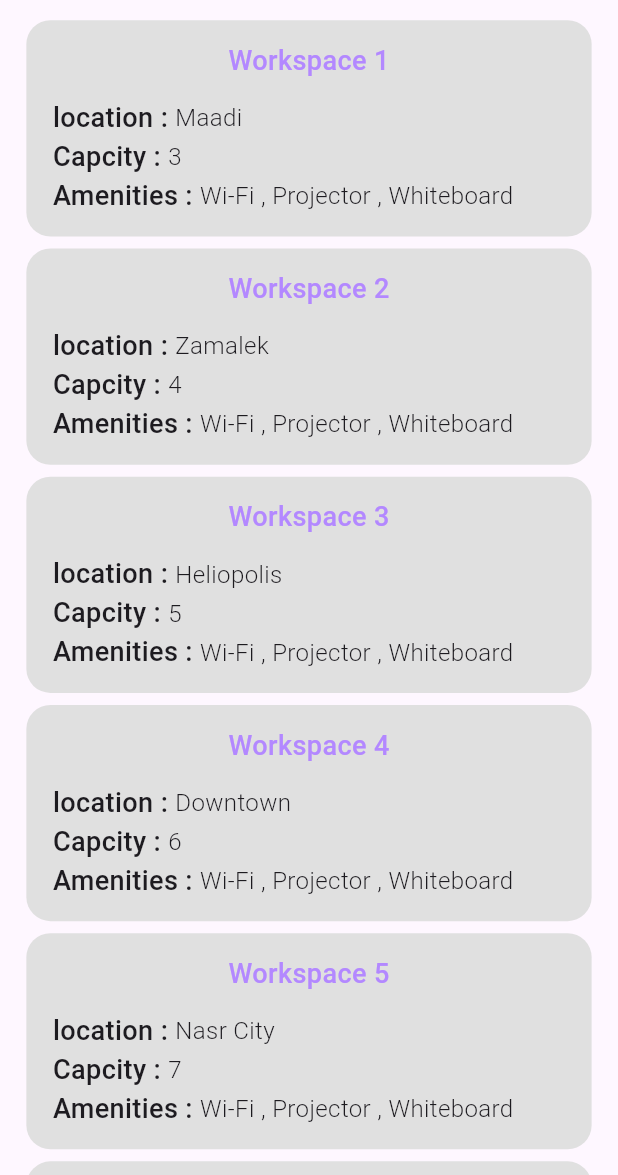
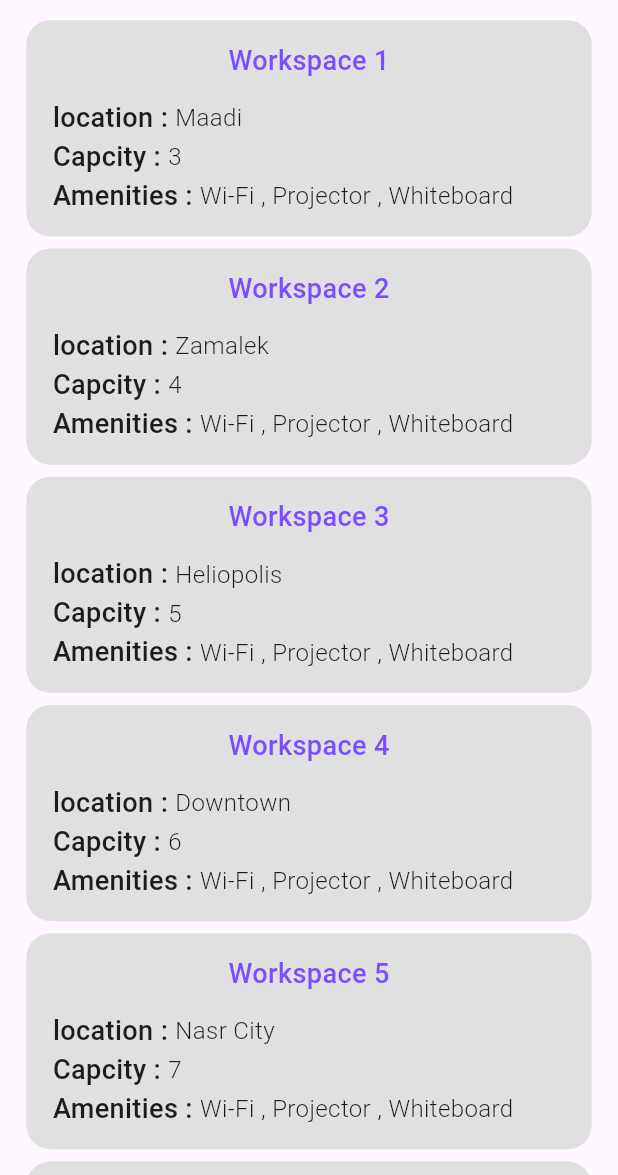
Before and after one commit to abdelrahman3003/booking, a Flutter app: the screen it shows after launch, on a phone screen of 412 x 824 dp, the part 61-1236 px from its top. Run offline on Flutter 3.47's test engine with Material 3 defaults, Android fonts, the phone set to English and light mode, and no system bars; our stand-ins replace bloc, flutter_bloc, flutter_screenutil.

Commit message:
add colors class

```diff
--- /dev/null
+++ b/lib/core/colors.dart
@@ -0,0 +1,8 @@
+import 'package:flutter/material.dart';
+
+class AppColors {
+  static final Color grey300 = Colors.grey.shade300;
+  static const Color grey = Colors.grey;
+  static final Color purple100 = Colors.deepPurpleAccent.shade100;
+  static Color purple200 = Colors.deepPurpleAccent.shade200;
+}
--- a/lib/features/workspace/presentation/view/widget/booking_details/back_button.dart
+++ b/lib/features/workspace/presentation/view/widget/booking_details/back_button.dart
@@ -1,4 +1,5 @@
 import 'package:booking/booking_app.dart';
+import 'package:booking/core/colors.dart';
 import 'package:booking/core/navigation.dart';
 import 'package:flutter/material.dart';
 import 'package:flutter_bloc/flutter_bloc.dart';
@@ -12,8 +13,8 @@ class BackButtonCard extends StatelessWidget {
   @override
   Widget build(BuildContext context) {
     return AppButton(
+      color: AppColors.purple200,
       title: "Back To Home",
-      color: Colors.deepPurpleAccent.shade200,
       onPressed: () {
         context.pushAndRemoveUntil(const BookingApp());
         context.read<WorkspaceCubit>().close();
--- a/lib/features/workspace/presentation/view/widget/booking_view/confirm_button.dart
+++ b/lib/features/workspace/presentation/view/widget/booking_view/confirm_button.dart
@@ -1,3 +1,4 @@
+import 'package:booking/core/colors.dart';
 import 'package:booking/core/navigation.dart';
 import 'package:flutter/material.dart';
 import 'package:flutter_bloc/flutter_bloc.dart';
@@ -24,7 +25,7 @@ class _ConfirmButtonState extends State<ConfirmButton> {
         }
         return AppButton(
           title: "Confirm",
-          color: isDateTime ? Colors.deepPurpleAccent.shade200 : Colors.grey,
+          color: isDateTime ? AppColors.purple200: AppColors.grey,
           onPressed: () {
             context.read<WorkspaceCubit>().formkey.currentState!.validate();
             if (isDateTime) {
--- a/lib/features/workspace/presentation/view/widget/workspaces_view/app_button.dart
+++ b/lib/features/workspace/presentation/view/widget/workspaces_view/app_button.dart
@@ -3,10 +3,7 @@ import 'package:flutter_screenutil/flutter_screenutil.dart';
 
 class AppButton extends StatelessWidget {
   const AppButton(
-      {super.key,
-      required this.title,
-      this.onPressed,
-      this.color = Colors.green});
+      {super.key, required this.title, this.onPressed, required this.color});
   final String title;
   final Function()? onPressed;
   final Color color;
--- a/lib/features/workspace/presentation/view/widget/workspaces_view/workspace_item.dart
+++ b/lib/features/workspace/presentation/view/widget/workspaces_view/workspace_item.dart
@@ -1,3 +1,4 @@
+import 'package:booking/core/colors.dart';
 import 'package:booking/features/workspace/presentation/controller/worksapce/workspace_cubit.dart';
 import 'package:booking/core/navigation.dart';
 import 'package:booking/features/workspace/data/model/workspace_model.dart';
@@ -24,8 +25,7 @@ class WorkspaceItem extends StatelessWidget {
         padding: EdgeInsets.symmetric(horizontal: 16.w, vertical: 14.h),
         margin: const EdgeInsets.symmetric(vertical: 4),
         decoration: BoxDecoration(
-            borderRadius: BorderRadius.circular(16),
-            color: Colors.grey.shade300),
+            borderRadius: BorderRadius.circular(16), color: AppColors.grey300),
         child: Column(
           crossAxisAlignment: CrossAxisAlignment.start,
           children: [
@@ -35,7 +35,7 @@ class WorkspaceItem extends StatelessWidget {
                 style: TextStyle(
                     fontSize: 18.sp,
                     fontWeight: FontWeight.w500,
-                    color: Colors.deepPurpleAccent.shade100),
+                    color: AppColors.purple200),
               ),
             ),
             SizedBox(height: 12.h),
```
